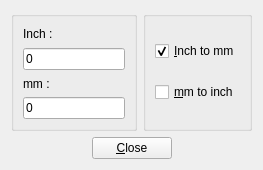
The window that src/i2mdialog.ui (GCodeProjects/GCodeWorkShop) describes before a commit, drawn with Qt 5.
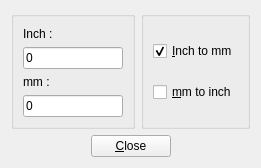
The same window after the commit. Icons and pictures are not drawn.

What changed in the file:
```diff
--- a/src/i2mdialog.ui
+++ b/src/i2mdialog.ui
@@ -6,8 +6,8 @@
    <rect>
     <x>0</x>
     <y>0</y>
-    <width>263</width>
-    <height>170</height>
+    <width>261</width>
+    <height>168</height>
    </rect>
   </property>
   <property name="sizePolicy">
```
Left out of the diff: 10 changed lines with no effect on the pictures.
